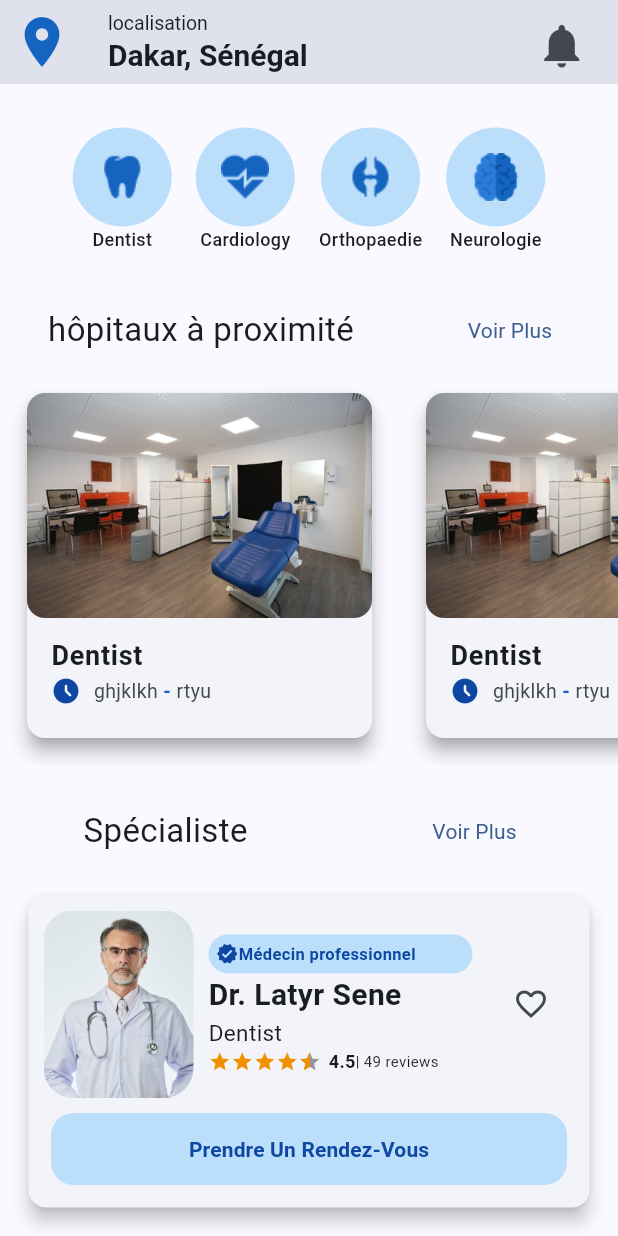
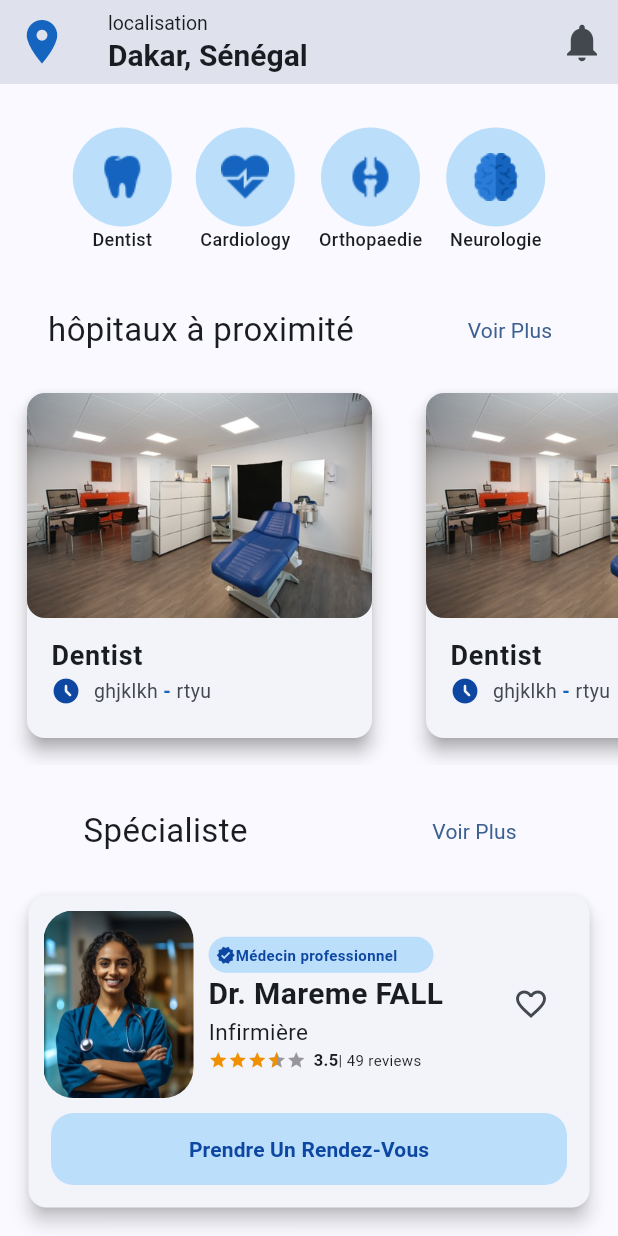
Before and after one commit to latyr0503/doctor_app_, a Flutter app: the Welcome_page screen opened directly, scrolled down 384 dp, on a phone screen of 412 x 824 dp. Run offline on Flutter 3.47's test engine with Material 2 defaults, Android fonts, the phone set to English and light mode, and no system bars; drawn by our look-alikes of flutter_rating_bar; our stand-ins replace get, iconsax, introduction_screen.

Commit message:
add card spécialité

```diff
--- a/lib/components/book.dart
+++ b/lib/components/book.dart
@@ -28,7 +28,7 @@ class Book extends StatelessWidget {
                   child: Center(
                     child: Text(
                       "Card $index",
-                      style: TextStyle(color: Colors.white),
+                      style: const TextStyle(color: Colors.white),
                     ),
                   ),
                 ),
@@ -37,7 +37,7 @@ class Book extends StatelessWidget {
             Flexible(
               child: ListView.builder(
                 itemCount: 15,
-                physics: NeverScrollableScrollPhysics(),
+                physics: const NeverScrollableScrollPhysics(),
                 shrinkWrap: true,
                 itemBuilder: (context, index) => ListTile(
                   title: Text("List $index"),
--- a/lib/components/card_image.dart
+++ b/lib/components/card_image.dart
@@ -44,8 +44,8 @@ class CardImage extends StatelessWidget {
                 style:
                     const TextStyle(fontWeight: FontWeight.bold, fontSize: 18),
               ),
-              subtitle:
-              Row(children: [
+              subtitle: Row(
+                children: [
                   const Icon(
                     Icons.access_time_filled_rounded,
                     color: Color.fromRGBO(13, 71, 161, 1),
--- a/lib/components/specialist.dart
+++ b/lib/components/specialist.dart
@@ -2,8 +2,18 @@ import 'package:flutter/material.dart';
 import 'package:flutter_rating_bar/flutter_rating_bar.dart';
 
 class Specialist extends StatelessWidget {
-  const Specialist({super.key});
+  final String name;
+  final String profession;
+  final double note;
+  final ImageProvider imageProf;
 
+  const Specialist({
+    Key? key,
+    required this.name,
+    required this.profession,
+    required this.note,
+    this.imageProf = const AssetImage("assets/salle.jpg"),
+  }) : super(key: key);
   @override
   Widget build(BuildContext context) {
     return Container(
@@ -21,11 +31,11 @@ class Specialist extends StatelessWidget {
                     margin: const EdgeInsets.all(10.0),
                     width: 100,
                     height: 125,
-                    decoration: const BoxDecoration(
-                      borderRadius: BorderRadius.all(Radius.circular(20.0)),
+                    decoration: BoxDecoration(
+                      borderRadius:
+                          const BorderRadius.all(Radius.circular(20.0)),
                       image: DecorationImage(
-                        image: AssetImage(
-                            "assets/plan-moyen-medecin-specialiste-bras-dans-poches-regardant-camera.jpg"),
+                        image: imageProf,
                         fit: BoxFit.cover,
                       ),
                     ),
@@ -35,6 +45,7 @@ class Specialist extends StatelessWidget {
                       crossAxisAlignment: CrossAxisAlignment.start,
                       children: [
                         Container(
+                          width: 150,
                           padding: const EdgeInsets.all(5.0),
                           decoration: BoxDecoration(
                             color: Colors.blue.shade100,
@@ -45,29 +56,41 @@ class Specialist extends StatelessWidget {
                               Icon(
                                 Icons.verified,
                                 color: Color.fromRGBO(13, 71, 161, 1),
-                                size: 15,
+                                size: 13,
                               ),
                               Text(
                                 'Médecin professionnel',
                                 style: TextStyle(
                                   color: Color.fromRGBO(13, 71, 161, 1),
                                   fontWeight: FontWeight.bold,
-                                  fontSize: 11,
+                                  fontSize: 10,
+                                ),
+                              ),
+                            ],
+                          ),
+                        ),
+                        Text.rich(
+                          textAlign: TextAlign.center,
+                          TextSpan(
+                            text: 'Dr. ',
+                            style: const TextStyle(
+                              fontWeight: FontWeight.bold,
+                              fontSize: 20,
+                            ),
+                            children: <TextSpan>[
+                              TextSpan(
+                                text: name,
+                                style: const TextStyle(
+                                  fontSize: 20,
+                                  fontWeight: FontWeight.bold,
                                 ),
                               ),
                             ],
                           ),
                         ),
                         Text(
-                          'Dr. Latyr Sene',
-                          style: TextStyle(
-                            fontSize: 20,
-                            fontWeight: FontWeight.bold,
-                          ),
-                        ),
-                        Text(
-                          'Dentist',
-                          style: TextStyle(
+                          profession,
+                          style: const TextStyle(
                             fontSize: 15,
                             fontWeight: FontWeight.normal,
                           ),
@@ -75,24 +98,24 @@ class Specialist extends StatelessWidget {
                         Row(
                           children: [
                             RatingBarIndicator(
-                              rating: 4.5,
-                              itemBuilder: (context, index) => Icon(
+                              rating: note,
+                              itemBuilder: (context, index) => const Icon(
                                 Icons.star,
                                 color: Color.fromARGB(255, 240, 144, 0),
                               ),
                               itemCount: 5,
-                              itemSize: 15.0,
+                              itemSize: 13.0,
                               direction: Axis.horizontal,
                             ),
-                            SizedBox(width: 5),
+                            const SizedBox(width: 5),
                             Text(
-                              '4.5',
-                              style: TextStyle(
-                                fontSize: 12,
+                              note.toString(),
+                              style: const TextStyle(
+                                fontSize: 11.0,
                                 fontWeight: FontWeight.bold,
                               ),
                             ),
-                            Text(
+                            const Text(
                               '| 49 reviews',
                               style: TextStyle(
                                 fontSize: 10,
--- a/lib/components/widgetLis.dart
+++ b/lib/components/widgetLis.dart
@@ -1,3 +1,4 @@
+// ignore: file_names
 import 'package:flutter/material.dart';
 
 class NewWidgetList extends StatelessWidget {
--- a/lib/main.dart
+++ b/lib/main.dart
@@ -18,7 +18,7 @@ class MyApp extends StatelessWidget {
         colorScheme: ColorScheme.fromSeed(seedColor: Colors.blue.shade700),
         useMaterial3: true,
       ),
-      home:const HomePage(),
+      home: const HomePage(),
     );
   }
 }
--- a/lib/pages/appoitment.dart
+++ b/lib/pages/appoitment.dart
@@ -72,7 +72,7 @@ class Appoitment extends StatelessWidget {
                 const SizedBox(
                   height: 10,
                 ),
-                Container(
+                SizedBox(
                   height: 80,
                   child: ListView.separated(
                     scrollDirection: Axis.horizontal,
--- a/lib/pages/auth/inscription.dart
+++ b/lib/pages/auth/inscription.dart
@@ -67,6 +67,7 @@ class _InscriptionState extends State<Inscription> {
         setState(() {
           _isLoading = false;
         });
+        // ignore: avoid_print
         print("Échec de l'inscription");
         // ignore: use_build_context_synchronously
         showDialog(
--- a/lib/pages/welcome_page.dart
+++ b/lib/pages/welcome_page.dart
@@ -61,17 +61,16 @@ class Welcome_page extends StatelessWidget {
       appBar: AppBar(
         actions: [
           IconButton(
-              padding: const EdgeInsets.only(top: 5, right: 20),
               onPressed: () {},
               icon: const Icon(
                 Icons.notifications,
-                size: 35,
+                size: 30,
               ))
         ],
         leading: const Icon(
           Icons.place,
           color: Color.fromRGBO(21, 101, 192, 1),
-          size: 40,
+          size: 35,
         ),
         title: const Text.rich(
           TextSpan(
@@ -160,7 +159,10 @@ class Welcome_page extends StatelessWidget {
             const Padding(padding: EdgeInsets.symmetric(vertical: 10.0)),
             // entête de section spécialiste
             const BannerTitle(textTitle: "Spécialiste"),
-            const Specialist(),
+            const Specialist(name: "Mareme FALL", profession: "Infirmière", imageProf: AssetImage("assets/doc1.jpg"), note: 3.5),
+            const Specialist(name: "latyr SENE", profession: "Dentiste", imageProf: AssetImage("assets/doc2.jpg"), note: 2.5),
+            const Specialist(name: "Papis Ndiaye", profession: "Assistant", imageProf: AssetImage("assets/doc3.jpg"), note: 4.5),
+            const Specialist(name: "Racky CISSE", profession: "Aide soignant", imageProf: AssetImage("assets/doc4.jpg"), note: 4.8),
           ],
         ),
       ),
```
Also changed, not shown: lib/components/icone.dart (+4 -4 lines), lib/components/select.dart (+5 -2 lines), lib/components/slider_button.dart (+5 -15 lines), assets/doc1.jpg (added), assets/doc2.jpg (added), assets/doc3.jpg (added), assets/doc4.jpg (added), assets/doc5.jpg (added), assets/doc6.jpg (added), assets/doc7.jpg (added), assets/plan.jpg (renamed from assets/plan-moyen-medecin-specialiste-bras-dans-poches-regardant-camera.jpg).
